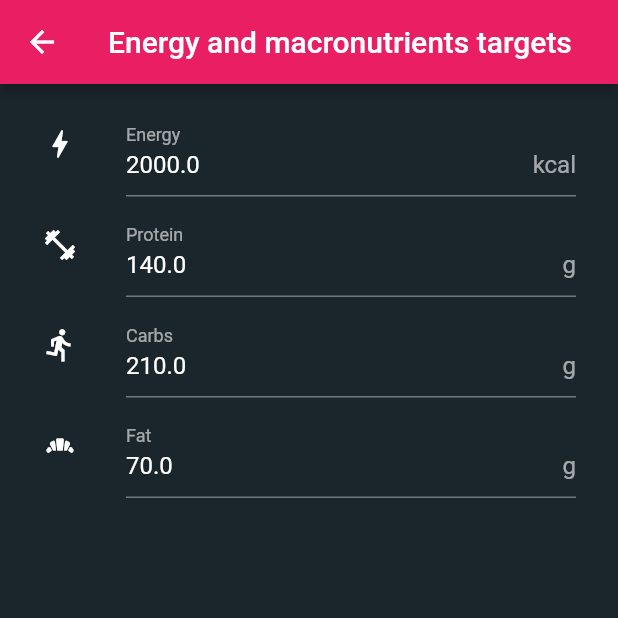
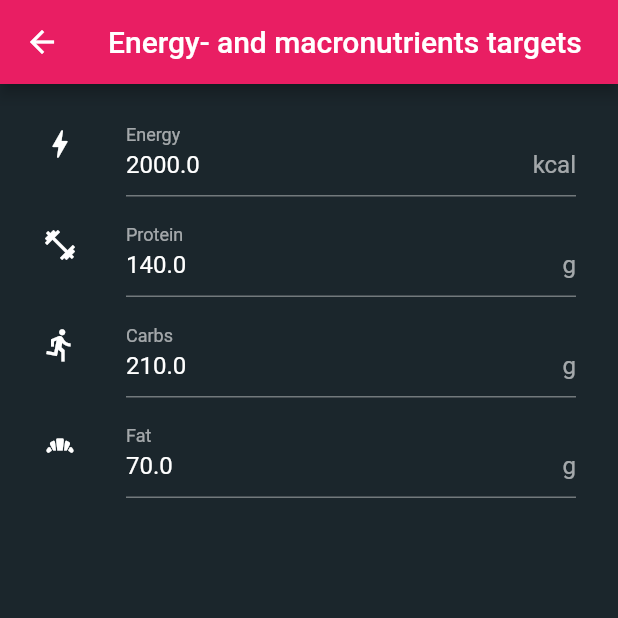
Before and after one commit to christianfl/Energize, a Flutter app: the MacroTargetsSubPage screen opened by its route, on a phone screen of 412 x 824 dp, the top half of it. Run offline on Flutter 3.47's test engine with Material 2 defaults, Android fonts, the phone set to English and light mode, and no system bars; our stand-ins replace dio, flutter_speed_dial, shared_preferences, sqflite, table_calendar; missing offline and left inert: encrypt, openfoodfacts, qr_code_scanner; accounts and stored records are empty; generated files the repository leaves out were written again.

Commit message:
Added translations

```diff
--- a/lib/l10n/app_de.arb
+++ b/lib/l10n/app_de.arb
@@ -52,6 +52,8 @@
     "backupAndRestore": "Sichern & Wiederherstellen",
     "backupAndRestoreHint": "Sichere deine Daten auf einem WebDAV-kompatiblen Server, wie z.B. Nextcloud",
     "aboutEnergize": "Über Energize",
+    "license": "Lizenz",
+    "allLicenses": "Alle Lizenzen",
     "reportIssue": "Fehler melden",
     "sourceCode": "Quellcode",
     "translation": "Übersetzung",
--- a/lib/l10n/app_en.arb
+++ b/lib/l10n/app_en.arb
@@ -52,6 +52,8 @@
     "backupAndRestore": "Backup & Restore",
     "backupAndRestoreHint": "Store your data on a WebDAV compatible cloud storage like Nextcloud",
     "aboutEnergize": "About Energize",
+    "license": "license",
+    "allLicenses": "All licenses",
     "reportIssue": "Report issue",
     "sourceCode": "Source code",
     "translation": "Translation",
--- a/lib/pages/tab_food/add_edit_custom_food_modal.dart
+++ b/lib/pages/tab_food/add_edit_custom_food_modal.dart
@@ -402,7 +402,8 @@ class _AddEditCustomFoodModalState extends State<AddEditCustomFoodModal> {
                       headerBuilder: (context, isExpanded) {
                         return ListTile(
                           title: Text('Energy and macronutrients'),
-                          subtitle: Text('Calories, Protein, Carbs, Fat'),
+                          subtitle: Text(
+                              'Calories, ${AppLocalizations.of(context)!.protein}, ${AppLocalizations.of(context)!.carbs}, ${AppLocalizations.of(context)!.fat}'),
                         );
                       },
                       body: Column(
--- a/lib/pages/tab_settings/database_management_sub_page.dart
+++ b/lib/pages/tab_settings/database_management_sub_page.dart
@@ -1,4 +1,5 @@
 import 'package:flutter/material.dart';
+import 'package:flutter_gen/gen_l10n/app_localizations.dart';
 import 'package:provider/provider.dart';
 import 'package:url_launcher/url_launcher.dart';
 
@@ -24,7 +25,7 @@ class _DatabaseManagementSubPageState extends State<DatabaseManagementSubPage> {
 
     return Scaffold(
       appBar: AppBar(
-        title: Text('Database management'),
+        title: Text(AppLocalizations.of(context)!.databaseManagement),
       ),
       body: Padding(
         padding: const EdgeInsets.all(12.0),
--- a/lib/pages/tab_settings/macro_targets_sub_page.dart
+++ b/lib/pages/tab_settings/macro_targets_sub_page.dart
@@ -1,4 +1,5 @@
 import 'package:flutter/material.dart';
+import 'package:flutter_gen/gen_l10n/app_localizations.dart';
 import 'package:provider/provider.dart';
 
 import '../../providers/app_settings.dart';
@@ -12,7 +13,8 @@ class MacroTargetsSubPage extends StatelessWidget {
 
     return Scaffold(
       appBar: AppBar(
-        title: Text('Energy and macronutrients targets'),
+        title:
+            Text(AppLocalizations.of(context)!.energyAndMacronutrientsTargets),
       ),
       body: ListView(
         padding: const EdgeInsets.all(12.0),
@@ -24,9 +26,9 @@ class MacroTargetsSubPage extends StatelessWidget {
               onChanged: (val) => appSettings.caloriesTarget =
                   val == '' ? 0 : double.parse(val),
               keyboardType: TextInputType.number,
-              decoration: const InputDecoration(
+              decoration: InputDecoration(
                 suffixText: 'kcal',
-                labelText: 'Energy',
+                labelText: AppLocalizations.of(context)!.energy,
               ),
             ),
           ),
@@ -39,7 +41,7 @@ class MacroTargetsSubPage extends StatelessWidget {
               keyboardType: TextInputType.number,
               decoration: new InputDecoration(
                 suffixText: 'g',
-                labelText: 'Protein',
+                labelText: AppLocalizations.of(context)!.protein,
               ),
             ),
           ),
@@ -52,7 +54,7 @@ class MacroTargetsSubPage extends StatelessWidget {
               keyboardType: TextInputType.number,
               decoration: new InputDecoration(
                 suffixText: 'g',
-                labelText: 'Carbs',
+                labelText: AppLocalizations.of(context)!.carbs,
               ),
             ),
           ),
@@ -65,7 +67,7 @@ class MacroTargetsSubPage extends StatelessWidget {
               keyboardType: TextInputType.number,
               decoration: new InputDecoration(
                 suffixText: 'g',
-                labelText: 'Fat',
+                labelText: AppLocalizations.of(context)!.fat,
               ),
             ),
           ),
--- a/lib/pages/tab_settings/micro_targets_sub_page.dart
+++ b/lib/pages/tab_settings/micro_targets_sub_page.dart
@@ -1,4 +1,5 @@
 import 'package:flutter/material.dart';
+import 'package:flutter_gen/gen_l10n/app_localizations.dart';
 import 'package:provider/provider.dart';
 
 import '../../providers/app_settings.dart';
@@ -21,7 +22,7 @@ class _MicroTargetsSubPageState extends State<MicroTargetsSubPage> {
 
     return Scaffold(
       appBar: AppBar(
-        title: Text('Micronutrient targets'),
+        title: Text(AppLocalizations.of(context)!.micronutrientsTargets),
         actions: [
           PopupMenuButton(
             icon: Icon(Icons.more_vert),
```
Also changed, not shown: lib/pages/tab_settings/about_sub_page.dart (+7 -3 lines).
